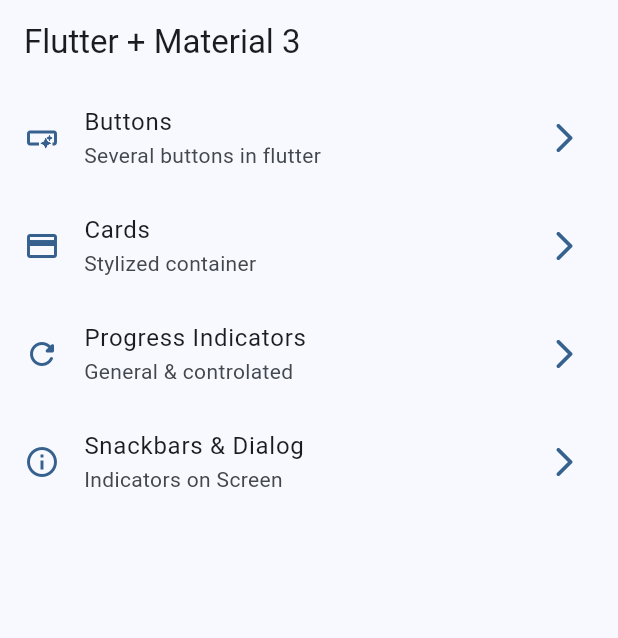
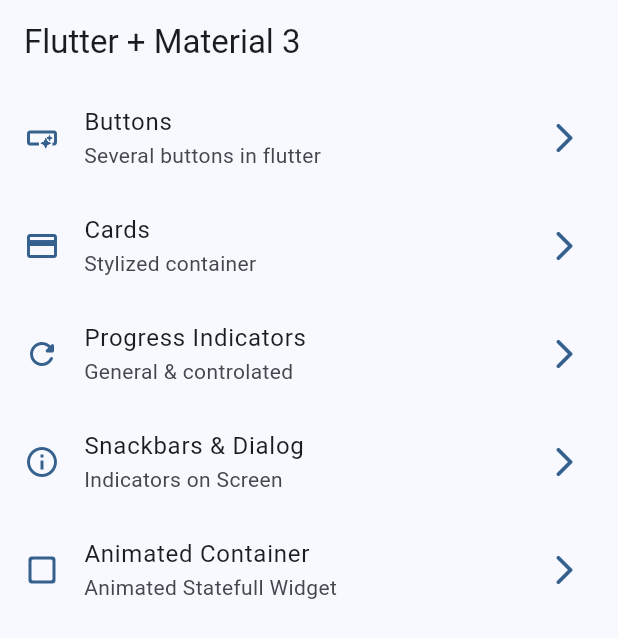
Before and after one commit to AlexMartin998/basic-flutter-widgets-review, a Flutter app: the screen it shows after launch, on a phone screen of 412 x 824 dp. Shown: the top 638 px of the screen. Run offline on Flutter 3.47's test engine with Material 2 defaults, Android fonts, the phone set to English and light mode, and no system bars; our stand-ins replace go_router.

Commit message:
[ADD]: Animated Container

```diff
--- a/lib/config/menu/menu_items.dart
+++ b/lib/config/menu/menu_items.dart
@@ -42,4 +42,11 @@ const appMenuItems = <MenuItem>[
     link: '/snackbars',
     icon: Icons.info_outline
   ),
+
+  MenuItem(
+    title: 'Animated Container',
+    subtitle: 'Animated Statefull Widget',
+    link: '/animated',
+    icon: Icons.check_box_outline_blank_rounded
+  ),
 ];
--- a/lib/config/router/app_router.dart
+++ b/lib/config/router/app_router.dart
@@ -36,5 +36,11 @@ final appRouter = GoRouter(
       name: SnackbarScreen.name,
       builder: (context, state) => const SnackbarScreen(),
     ),
+
+    GoRoute(
+      path: '/animated',
+      name: AnimatedScreen.name,
+      builder: (context, state) => const AnimatedScreen(),
+    ),
   ],
 );
```
Also changed, not shown: lib/presentation/screens/animated/animated_screen.dart (+63 -2 lines).
